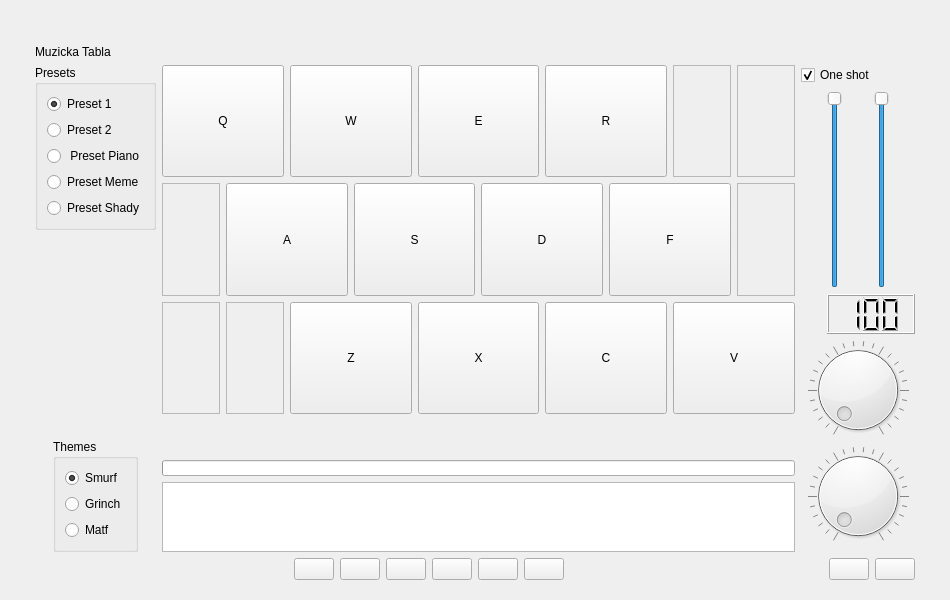
Before: the Qt Designer form src/mainwindow.ui in goldengun1/Music_Board, drawn with Qt 5.
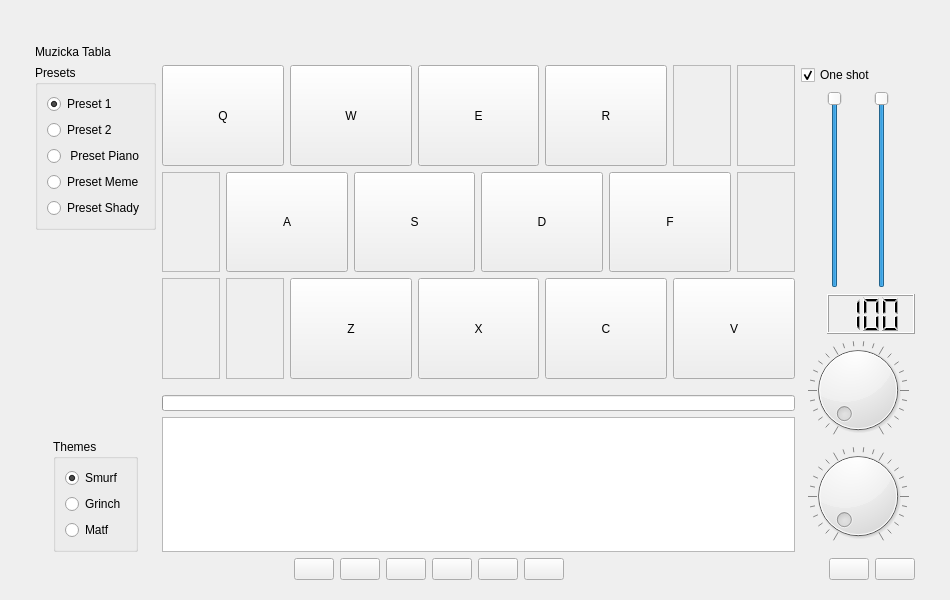
After: the same form once the commit is applied. Icons and pictures are not drawn. Custom widgets are drawn as their Qt base class.

Commit message: veci graphics view

The edit to the form file:
```diff
--- a/src/mainwindow.ui
+++ b/src/mainwindow.ui
@@ -167,7 +167,7 @@
     </layout>
    </item>
    <item row="1" column="1" rowspan="2">
-    <layout class="QVBoxLayout" name="verticalLayout" stretch="4,0,1">
+    <layout class="QVBoxLayout" name="verticalLayout" stretch="4,0,2">
      <item>
       <layout class="QGridLayout" name="gridLayout">
        <item row="0" column="9">
@@ -435,7 +435,7 @@
        <property name="sizeHint" stdset="0">
         <size>
          <width>20</width>
-         <height>40</height>
+         <height>10</height>
         </size>
        </property>
       </spacer>
```
